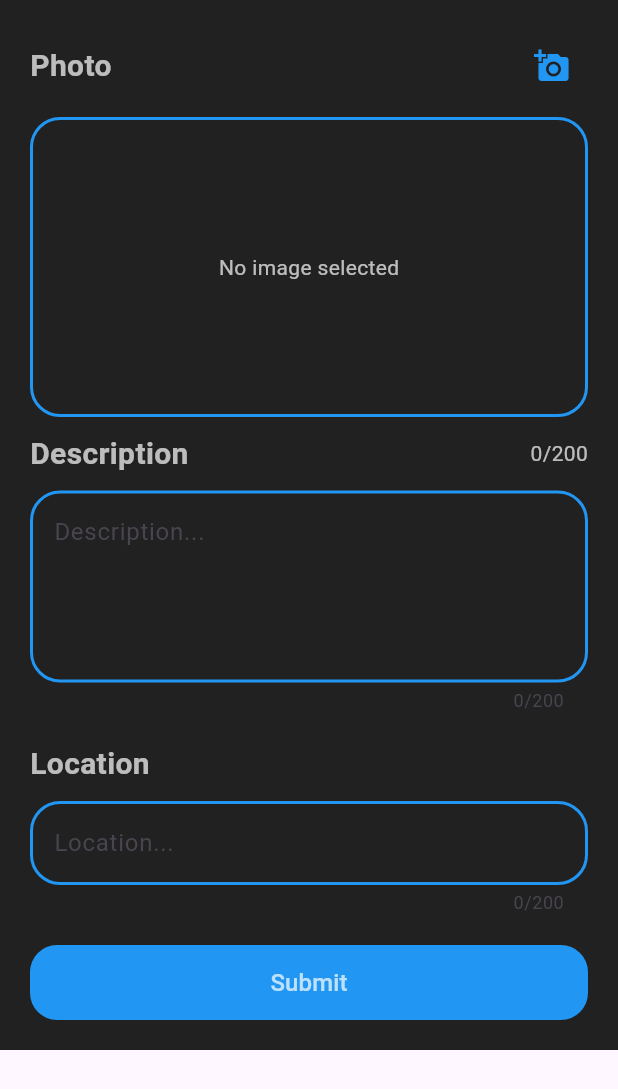
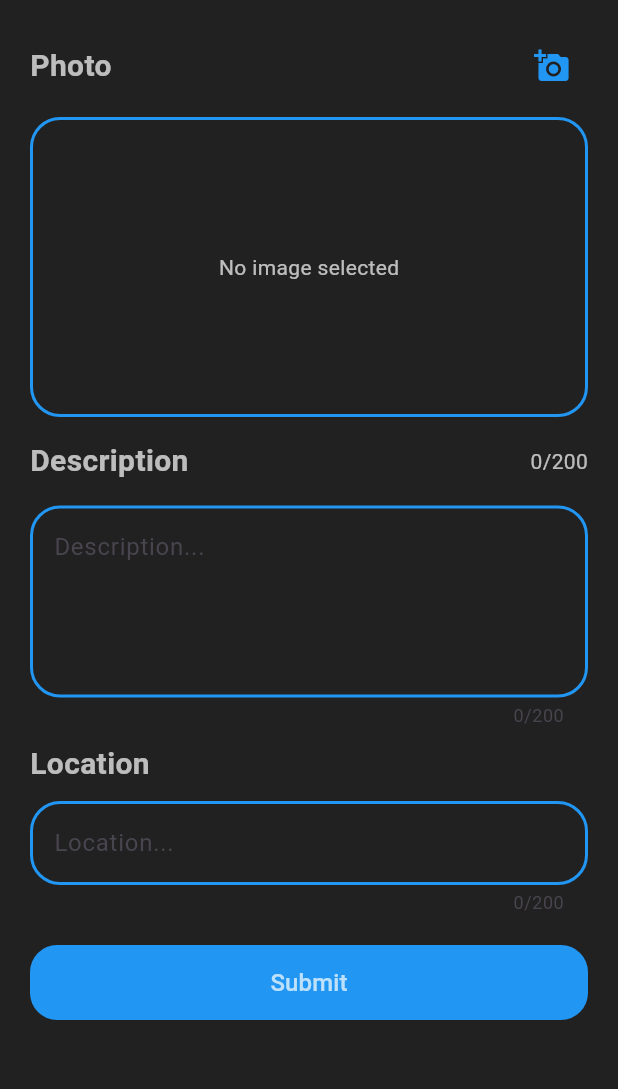
Before and after one commit to riskilinardi/ShiokWeather, a Flutter app: the ReportPage screen opened directly, on a phone screen of 412 x 824 dp. Shown: the top 1089 px of the screen. Run offline on Flutter 3.47's test engine with Material 3 defaults, Android fonts, the phone set to English and light mode, and no system bars; our stand-ins replace curved_navigation_bar, flutter_map, gap, image_picker, latlong2, material_design_icons_flutter and 3 more; accounts and stored records are empty.

Commit message:
changes on report page

```diff
--- a/lib/reportpage.dart
+++ b/lib/reportpage.dart
@@ -38,11 +38,10 @@ class _ReportPageState extends State<ReportPage> {
   @override
   Widget build(BuildContext context) {
     return Scaffold(
-      body: SingleChildScrollView(
-        child: Container(
-          color: Colors.black87,
+      body: Container(
+        color: Colors.black87,
           child: _page(),
-        ),
+
       ),
     );
   }
@@ -57,11 +56,11 @@ class _ReportPageState extends State<ReportPage> {
             _photoHeader(),
             const SizedBox(height: 10),
             _imageDisplay(),
+            const SizedBox(height: 15),
+            _headerWithCounter(),
+            const SizedBox(height: 15),
+            _inputField("Description...", descriptionController),
             const SizedBox(height: 10),
-            _headerWithCounter(),
-            const SizedBox(height: 10),
-            _inputField("Description...", descriptionController),
-            const SizedBox(height: 20),
             _locationHeader(),
             const SizedBox(height: 10),
             _locationInput("Location...", locationController),
```
